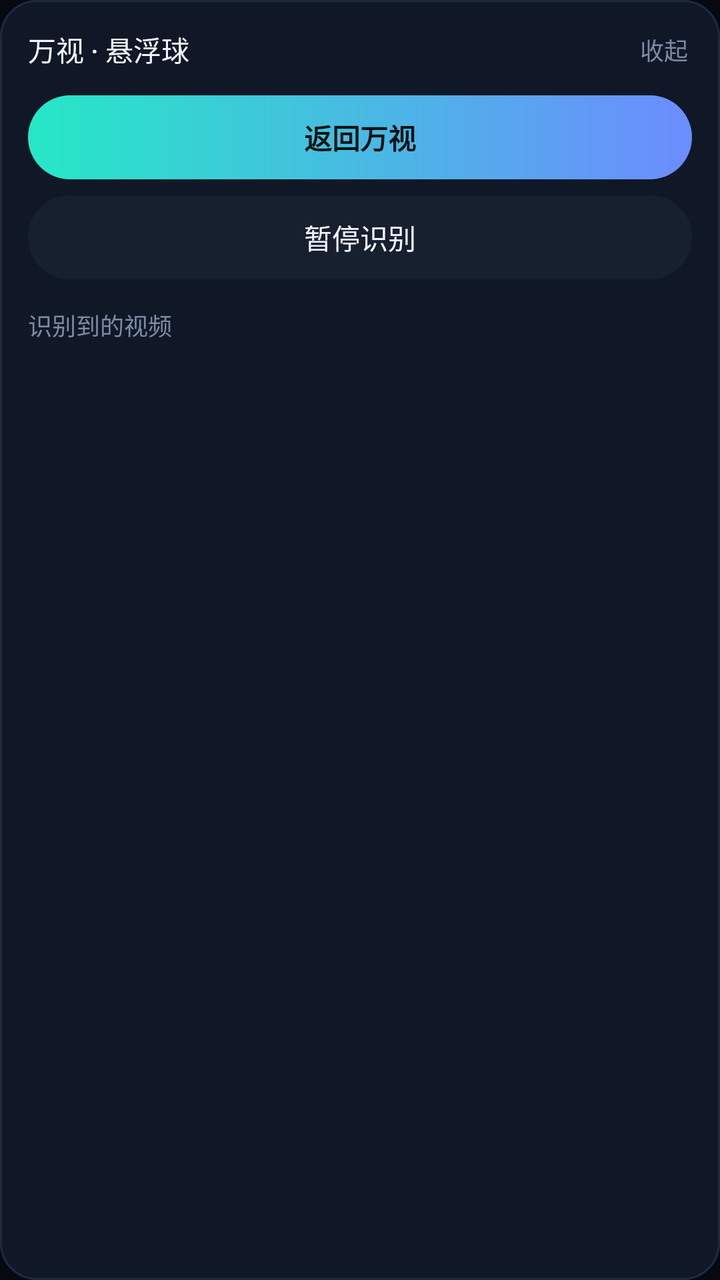
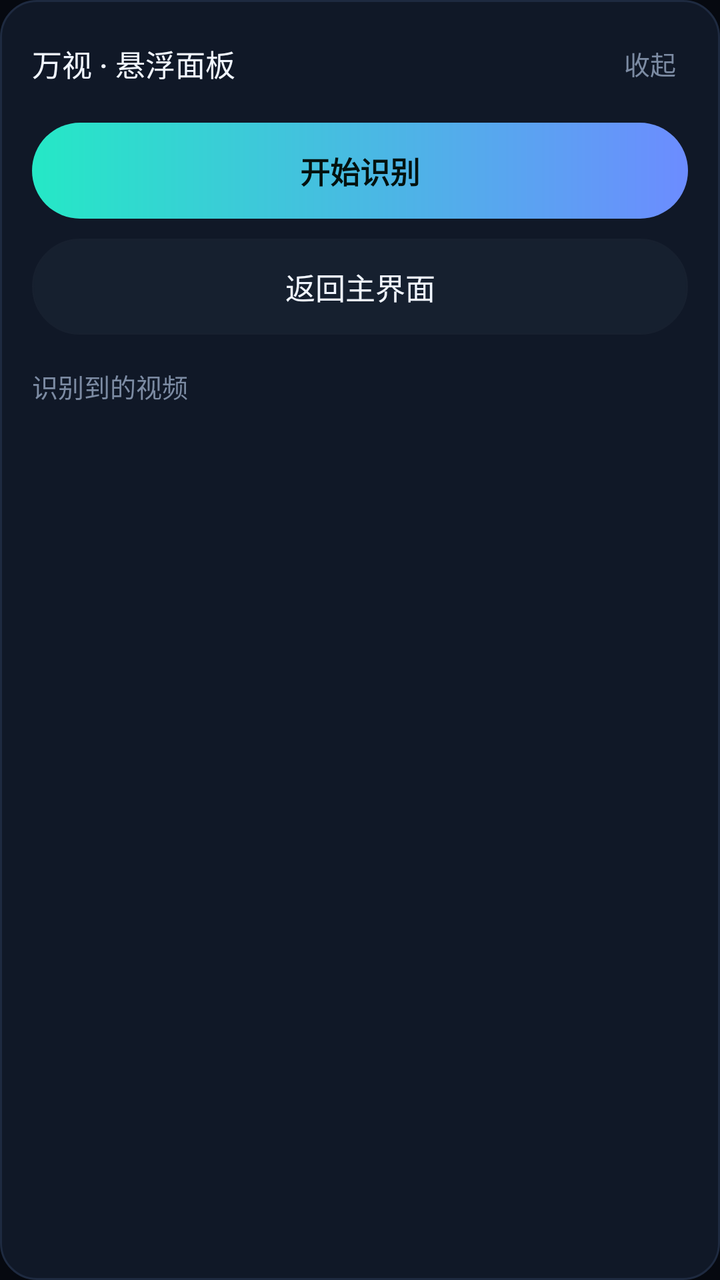

Screens rendered from an Android XML layout before and after an edit, with the pre-edit source and the edit as a unified diff.
<!-- AndroidManifest.xml: application theme Theme.WanShi -->
<!-- res/layout/float_panel.xml -->
<?xml version="1.0" encoding="utf-8"?>
<LinearLayout xmlns:android="http://schemas.android.com/apk/res/android"
    android:layout_width="286dp"
    android:layout_height="wrap_content"
    android:background="@drawable/bg_card"
    android:orientation="vertical"
    android:padding="14dp">

    
    <LinearLayout
        android:layout_width="match_parent"
        android:layout_height="wrap_content"
        android:gravity="center_vertical"
        android:orientation="horizontal">

        <TextView
            android:layout_width="0dp"
            android:layout_height="wrap_content"
            android:layout_weight="1"
            android:fontFamily="sans-serif-medium"
            android:text="万视 · 悬浮球"
            android:textColor="@color/text"
            android:textSize="14sp" />

        <TextView
            android:id="@+id/btnFloatClose"
            android:layout_width="wrap_content"
            android:layout_height="wrap_content"
            android:paddingLeft="8dp"
            android:paddingTop="2dp"
            android:paddingRight="2dp"
            android:paddingBottom="2dp"
            android:text="收起"
            android:textColor="@color/muted"
            android:textSize="12sp" />
    </LinearLayout>

    <TextView
        android:id="@+id/btnFloatBack"
        style="@style/Text.PillAccent"
        android:layout_width="match_parent"
        android:layout_height="42dp"
        android:layout_marginTop="12dp"
        android:gravity="center"
        android:text="返回万视"
        android:textSize="14sp" />

    <TextView
        android:id="@+id/btnFloatToggle"
        style="@style/Text.Pill"
        android:layout_width="match_parent"
        android:layout_height="42dp"
        android:layout_marginTop="8dp"
        android:gravity="center"
        android:text="暂停识别"
        android:textSize="14sp" />

    <TextView
        android:layout_width="wrap_content"
        android:layout_height="wrap_content"
        android:layout_marginTop="14dp"
        android:text="识别到的视频"
        android:textColor="@color/muted"
        android:textSize="12sp" />

    <ScrollView
        android:layout_width="match_parent"
        android:layout_height="170dp"
        android:layout_marginTop="6dp"
        android:scrollbars="none">

        <LinearLayout
            android:id="@+id/floatList"
            android:layout_width="match_parent"
            android:layout_height="wrap_content"
            android:orientation="vertical" />
    </ScrollView>

    <TextView
        android:id="@+id/floatEmpty"
        android:layout_width="match_parent"
        android:layout_height="wrap_content"
        android:layout_marginTop="8dp"
        android:text="还没有识别到视频"
        android:textColor="@color/muted"
        android:textSize="12sp"
        android:visibility="gone" />

</LinearLayout>
<!-- resources referenced by this layout -->
<resources>
  <color name="muted">#7C8BA3</color>
  <color name="text">#F1F6FF</color>
  <!-- drawable bg_card (drawable) -->
  <?xml version="1.0" encoding="utf-8"?>
  <shape xmlns:android="http://schemas.android.com/apk/res/android"
      android:shape="rectangle">
      <solid android:color="@color/card" />
      <corners android:radius="18dp" />
      <stroke
          android:width="1dp"
          android:color="@color/stroke" />
  </shape>
  <style name="Text.Pill" parent="">
          <item name="android:textSize">13sp</item>
          <item name="android:textColor">@color/text</item>
          <item name="android:background">@drawable/bg_pill</item>
          <item name="android:paddingLeft">14dp</item>
          <item name="android:paddingRight">14dp</item>
          <item name="android:paddingTop">8dp</item>
          <item name="android:paddingBottom">8dp</item>
          <item name="android:gravity">center</item>
      </style>
  <style name="Text.PillAccent" parent="Text.Pill">
          <item name="android:textColor">#04120F</item>
          <item name="android:textStyle">bold</item>
          <item name="android:background">@drawable/bg_pill_accent</item>
      </style>
  <style name="Theme.WanShi" parent="Theme.AppCompat.NoActionBar">
          <item name="colorPrimary">@color/accent</item>
          <item name="colorPrimaryDark">@color/bg</item>
          <item name="colorAccent">@color/accent</item>
          <item name="android:colorAccent">@color/accent</item>
          <item name="android:colorBackground">@color/bg</item>
          <item name="android:windowBackground">@color/bg</item>
          <item name="android:textColorPrimary">@color/text</item>
          <item name="android:textColorSecondary">@color/muted</item>
          <item name="android:statusBarColor">@color/bg</item>
          <item name="android:navigationBarColor">@color/bg</item>
          <item name="android:windowLightStatusBar">false</item>
      </style>
  <color name="card">#101827</color>
  <color name="stroke">#1E2A40</color>
  <!-- drawable bg_pill (drawable) -->
  <?xml version="1.0" encoding="utf-8"?>
  <shape xmlns:android="http://schemas.android.com/apk/res/android"
      android:shape="rectangle">
      <solid android:color="@color/pill" />
      <corners android:radius="999dp" />
      <stroke
          android:width="1dp"
          android:color="@color/stroke_soft" />
  </shape>
  <!-- drawable bg_pill_accent (drawable) -->
  <?xml version="1.0" encoding="utf-8"?>
  <shape xmlns:android="http://schemas.android.com/apk/res/android"
      android:shape="rectangle">
      <gradient
          android:angle="0"
          android:endColor="@color/accent2"
          android:startColor="@color/accent" />
      <corners android:radius="999dp" />
  </shape>
  <color name="accent">#25E8C6</color>
  <color name="bg">#060910</color>
  <color name="pill">#16202F</color>
  <color name="stroke_soft">#17202F</color>
  <color name="accent2">#6C8CFF</color>
</resources>

<!-- the commit's change to res/layout/float_panel.xml (unified diff, before → after) -->
@@ -1,10 +1,10 @@
 <?xml version="1.0" encoding="utf-8"?>
 <LinearLayout xmlns:android="http://schemas.android.com/apk/res/android"
-    android:layout_width="286dp"
+    android:layout_width="304dp"
     android:layout_height="wrap_content"
     android:background="@drawable/bg_card"
     android:orientation="vertical"
-    android:padding="14dp">
+    android:padding="16dp">
 
     
     <LinearLayout
@@ -18,55 +18,55 @@
             android:layout_height="wrap_content"
             android:layout_weight="1"
             android:fontFamily="sans-serif-medium"
-            android:text="万视 · 悬浮球"
+            android:text="万视 · 悬浮面板"
             android:textColor="@color/text"
-            android:textSize="14sp" />
+            android:textSize="15sp" />
 
         <TextView
             android:id="@+id/btnFloatClose"
             android:layout_width="wrap_content"
             android:layout_height="wrap_content"
-            android:paddingLeft="8dp"
-            android:paddingTop="2dp"
-            android:paddingRight="2dp"
-            android:paddingBottom="2dp"
+            android:padding="6dp"
             android:text="收起"
             android:textColor="@color/muted"
-            android:textSize="12sp" />
+            android:textSize="13sp" />
     </LinearLayout>
 
+    
+    <TextView
+        android:id="@+id/btnFloatToggle"
+        style="@style/Text.PillAccent"
+        android:layout_width="match_parent"
+        android:layout_height="48dp"
+        android:layout_marginTop="14dp"
+        android:gravity="center"
+        android:text="开始识别"
+        android:textSize="15sp" />
+
+    
     <TextView
         android:id="@+id/btnFloatBack"
-        style="@style/Text.PillAccent"
-        android:layout_width="match_parent"
-        android:layout_height="42dp"
-        android:layout_marginTop="12dp"
-        android:gravity="center"
-        android:text="返回万视"
-        android:textSize="14sp" />
-
-    <TextView
-        android:id="@+id/btnFloatToggle"
         style="@style/Text.Pill"
         android:layout_width="match_parent"
-        android:layout_height="42dp"
-        android:layout_marginTop="8dp"
+        android:layout_height="48dp"
+        android:layout_marginTop="10dp"
         android:gravity="center"
-        android:text="暂停识别"
-        android:textSize="14sp" />
+        android:text="返回主界面"
+        android:textSize="15sp" />
 
+    
     <TextView
         android:layout_width="wrap_content"
         android:layout_height="wrap_content"
-        android:layout_marginTop="14dp"
+        android:layout_marginTop="16dp"
         android:text="识别到的视频"
         android:textColor="@color/muted"
-        android:textSize="12sp" />
+        android:textSize="13sp" />
 
     <ScrollView
         android:layout_width="match_parent"
-        android:layout_height="170dp"
-        android:layout_marginTop="6dp"
+        android:layout_height="200dp"
+        android:layout_marginTop="8dp"
         android:scrollbars="none">
 
         <LinearLayout
@@ -83,7 +83,7 @@
         android:layout_marginTop="8dp"
         android:text="还没有识别到视频"
         android:textColor="@color/muted"
-        android:textSize="12sp"
+        android:textSize="13sp"
         android:visibility="gone" />
 
 </LinearLayout>
